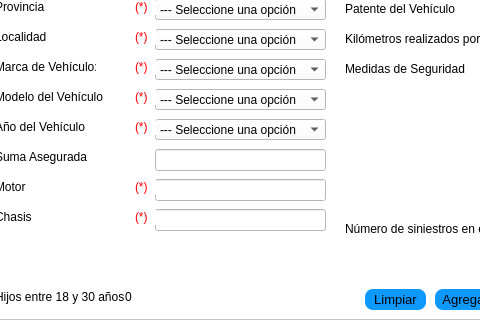
Before: the Qt Designer form gui/ingreso_datos_poliza.ui in Eze-Medina/Proyecto_aseguradora, drawn with Qt 5; both pictures show x 105 to 585 and y 261 to 581 of the 1000 by 700 pixel window.
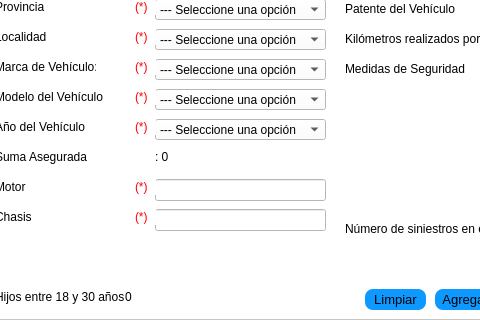
After: the same form once the commit is applied.

The edit to the form file:
```diff
--- a/gui/ingreso_datos_poliza.ui
+++ b/gui/ingreso_datos_poliza.ui
@@ -400,20 +400,6 @@
       <string>Modelo del Vehículo</string>
      </property>
     </widget>
-    <widget class="QLineEdit" name="txtSumaAsegurada">
-     <property name="geometry">
-      <rect>
-       <x>190</x>
-       <y>170</y>
-       <width>171</width>
-       <height>22</height>
-      </rect>
-     </property>
-     <property name="styleSheet">
-      <string notr="true">border-color: rgb(0, 0, 0) ;
-</string>
-     </property>
-    </widget>
     <widget class="QLabel" name="labelAnnoVe">
      <property name="geometry">
       <rect>
@@ -1001,6 +987,19 @@
       <string>0</string>
      </property>
     </widget>
+    <widget class="QLabel" name="txtSumaAsegurada">
+     <property name="geometry">
+      <rect>
+       <x>190</x>
+       <y>170</y>
+       <width>101</width>
+       <height>16</height>
+      </rect>
+     </property>
+     <property name="text">
+      <string>: 0</string>
+     </property>
+    </widget>
    </widget>
   </widget>
   <widget class="QFrame" name="frame_7">
```
Left out of the diff: 3 changed lines with no effect on the pictures.
